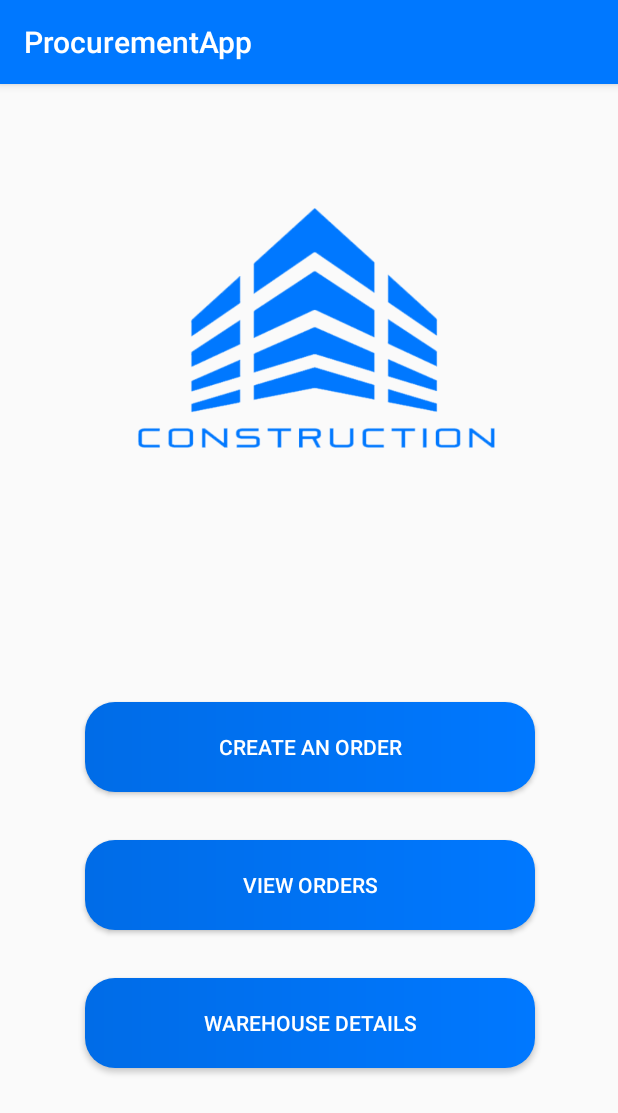
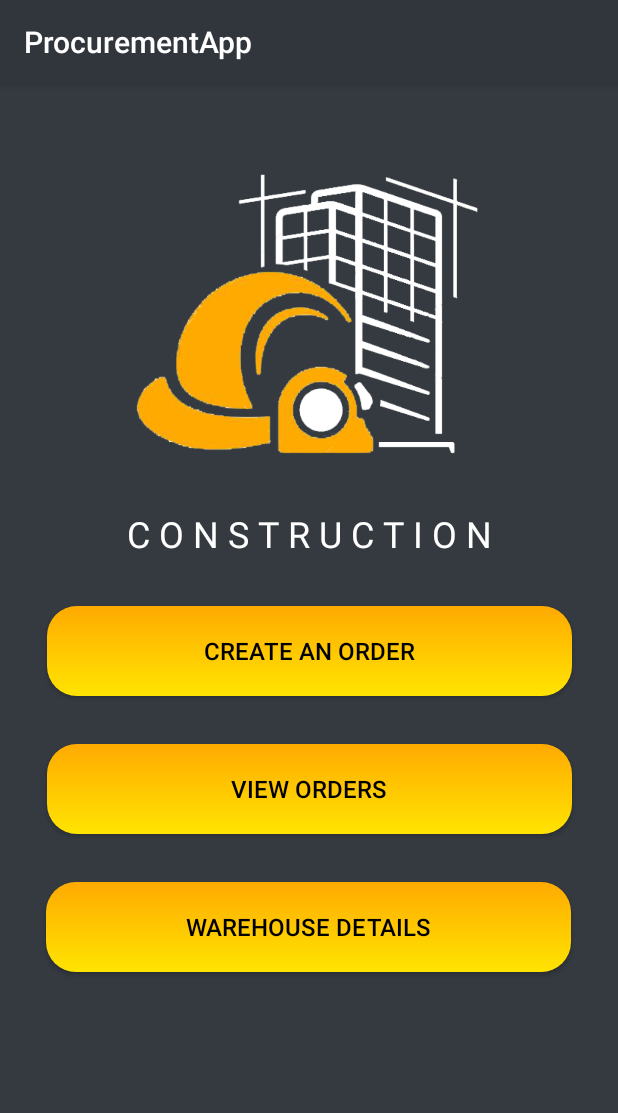
Before and after one commit to IshanMudalige/ConstructionMoileApp, an Android app: the screen it shows after launch (HomeActivity), on a phone screen of 412 x 824 dp. Shown: the top 1113 px of the screen. Run offline under Robolectric (Android 15) with nearby library versions, the phone set to English and light mode, and no system bars.

Commit message:
ui color changes

```diff
--- a/app/src/main/java/com/aim/procurementapp/AddOrderActivity.java
+++ b/app/src/main/java/com/aim/procurementapp/AddOrderActivity.java
@@ -81,7 +81,7 @@ public class AddOrderActivity extends AppCompatActivity {
                             for(Material x:materials){
                                 list.add(x.getName());
                             }
-                            ArrayAdapter<String> adapter = new ArrayAdapter(AddOrderActivity.this,android.R.layout.simple_spinner_dropdown_item,list);
+                            ArrayAdapter<String> adapter = new ArrayAdapter(AddOrderActivity.this,R.layout.layout_spinner_item,list);
                             spinner.setAdapter(adapter);
 
                         }
--- a/app/src/main/res/drawable/btn_background.xml
+++ b/app/src/main/res/drawable/btn_background.xml
@@ -2,9 +2,9 @@
 <shape xmlns:android="http://schemas.android.com/apk/res/android"
     android:shape="rectangle">
     <corners android:radius="20dp"/>
-    <gradient android:startColor="@color/colorPrimary"
-        android:endColor="@color/colorPrimaryDark"
-        android:angle="180">
+    <gradient android:startColor="@color/btn_one"
+        android:endColor="@color/btn_two"
+        android:angle="270">
     </gradient>
 
 </shape>
--- a/app/src/main/res/layout/activity_home.xml
+++ b/app/src/main/res/layout/activity_home.xml
@@ -4,55 +4,70 @@
     xmlns:tools="http://schemas.android.com/tools"
     android:layout_width="match_parent"
     android:layout_height="match_parent"
-    tools:context=".HomeActivity">
+    tools:context=".HomeActivity"
+    android:background="@color/background_color">
 
     <Button
         android:id="@+id/btnDetail"
-        android:layout_width="300dp"
+        android:layout_width="350dp"
         android:layout_height="60dp"
-        android:layout_marginBottom="112dp"
+        android:layout_marginTop="32dp"
         android:background="@drawable/btn_background"
         android:text="Warehouse Details"
-        android:textColor="@color/white"
-        app:layout_constraintBottom_toBottomOf="parent"
+        android:textColor="@color/design_default_color_on_secondary"
+        android:textSize="16sp"
         app:layout_constraintEnd_toEndOf="parent"
-        app:layout_constraintHorizontal_bias="0.504"
-        app:layout_constraintStart_toStartOf="parent" />
+        app:layout_constraintHorizontal_bias="0.491"
+        app:layout_constraintStart_toStartOf="parent"
+        app:layout_constraintTop_toBottomOf="@+id/btnView" />
 
     <Button
         android:id="@+id/btnCreate"
-        android:layout_width="300dp"
+        android:layout_width="350dp"
         android:layout_height="60dp"
-        android:layout_marginBottom="32dp"
+        android:layout_marginTop="32dp"
         android:background="@drawable/btn_background"
         android:text="Create an Order"
-        android:textColor="@color/white"
-        app:layout_constraintBottom_toTopOf="@+id/btnView"
+        android:textColor="@color/design_default_color_on_secondary"
+        android:textSize="16sp"
         app:layout_constraintEnd_toEndOf="parent"
-        app:layout_constraintHorizontal_bias="0.504"
-        app:layout_constraintStart_toStartOf="parent" />
+        app:layout_constraintHorizontal_bias="0.508"
+        app:layout_constraintStart_toStartOf="parent"
+        app:layout_constraintTop_toBottomOf="@+id/textView2" />
 
     <Button
         android:id="@+id/btnView"
-        android:layout_width="300dp"
+        android:layout_width="350dp"
         android:layout_height="60dp"
-        android:layout_marginBottom="32dp"
+        android:layout_marginTop="32dp"
         android:background="@drawable/btn_background"
         android:text="view orders"
-        android:textColor="@color/white"
-        app:layout_constraintBottom_toTopOf="@+id/btnDetail"
+        android:textColor="@color/design_default_color_on_secondary"
+        android:textSize="16sp"
         app:layout_constraintEnd_toEndOf="parent"
-        app:layout_constraintHorizontal_bias="0.504"
-        app:layout_constraintStart_toStartOf="parent" />
+        app:layout_constraintHorizontal_bias="0.508"
+        app:layout_constraintStart_toStartOf="parent"
+        app:layout_constraintTop_toBottomOf="@+id/btnCreate" />
 
     <ImageView
         android:id="@+id/imageView"
         android:layout_width="307dp"
         android:layout_height="251dp"
-        android:layout_marginStart="56dp"
-        android:layout_marginTop="48dp"
+        android:layout_marginTop="32dp"
+        app:layout_constraintEnd_toEndOf="parent"
         app:layout_constraintStart_toStartOf="parent"
         app:layout_constraintTop_toTopOf="parent"
-        app:srcCompat="@drawable/logo" />
+        app:srcCompat="@drawable/logo3" />
+
+    <TextView
+        android:id="@+id/textView2"
+        android:layout_width="wrap_content"
+        android:layout_height="wrap_content"
+        android:text="C O N S T R U C T I O N"
+        android:textColor="@color/white"
+        android:textSize="24sp"
+        app:layout_constraintEnd_toEndOf="parent"
+        app:layout_constraintStart_toStartOf="parent"
+        app:layout_constraintTop_toBottomOf="@+id/imageView" />
 
 </androidx.constraintlayout.widget.ConstraintLayout>
--- a/app/src/main/res/values/colors.xml
+++ b/app/src/main/res/values/colors.xml
@@ -1,11 +1,14 @@
 <?xml version="1.0" encoding="utf-8"?>
 <resources>
-    <color name="colorPrimary">#0078FF</color>
-    <color name="colorPrimaryDark">#006CE7</color>
-    <color name="colorAccent">#006CE7</color>
+    <color name="colorPrimary">#31363C</color>
+    <color name="colorPrimaryDark">#2A2F34</color>
+    <color name="colorAccent">#FFAA01</color>
     <color name="white">#FFFF</color>
-    <color name="background_color">#0078FF</color>
+    <color name="background_color">#343A40</color>
+    <color name="card_background">#080E14</color>
     <color name="orange">#DE9400</color>
     <color name="red">#DE3309</color>
     <color name="green">#29CD08</color>
+    <color name="btn_one">#FFAA01</color>
+    <color name="btn_two">#FFE401</color>
 </resources>
--- a/app/src/main/res/values/styles.xml
+++ b/app/src/main/res/values/styles.xml
@@ -8,4 +8,8 @@
         <item name="colorAccent">@color/colorAccent</item>
     </style>
 
+    <style name="mySpinnerItemStyle" parent="@android:style/Widget.Holo.DropDownItem.Spinner">
+        <item name="android:textColor">@color/white</item>
+    </style>
+
 </resources>
```
Also changed, not shown: app/src/main/res/layout/activity_add_order.xml (+30 -11 lines), app/src/main/res/layout/activity_choose_sup.xml (+9 -4 lines), app/src/main/res/layout/activity_save_order.xml (+21 -9 lines), app/src/main/res/layout/layout_order.xml (+17 -8 lines), app/src/main/res/layout/layout_spinner_item.xml (added, +8 -0 lines), app/src/main/res/layout/layout_supplier.xml (+4 -4 lines), app/src/main/res/layout/layout_warehouse.xml (+11 -5 lines), app/src/main/res/drawable/logo3.png (added).
